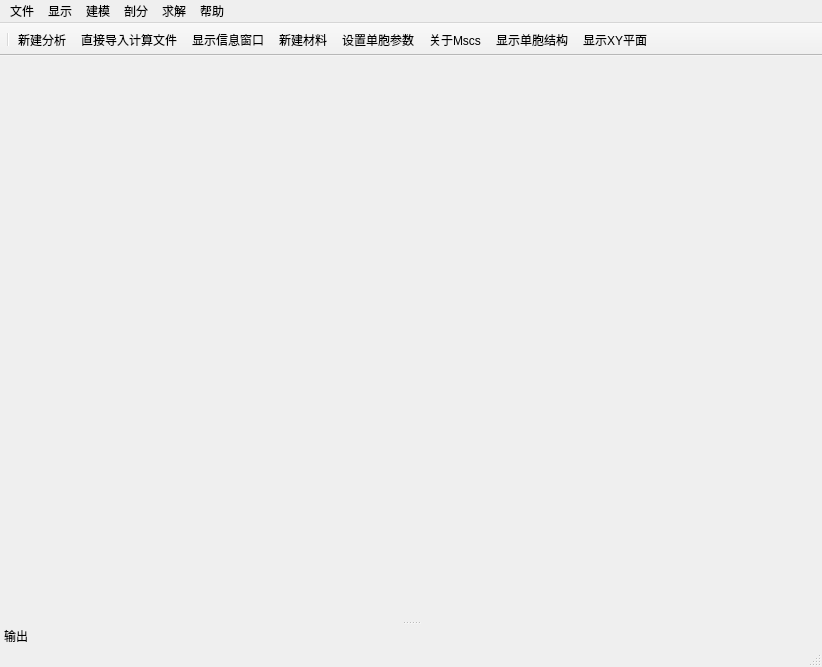
lyq105/mscs, file forms/mainwindow.ui: the form before one commit.
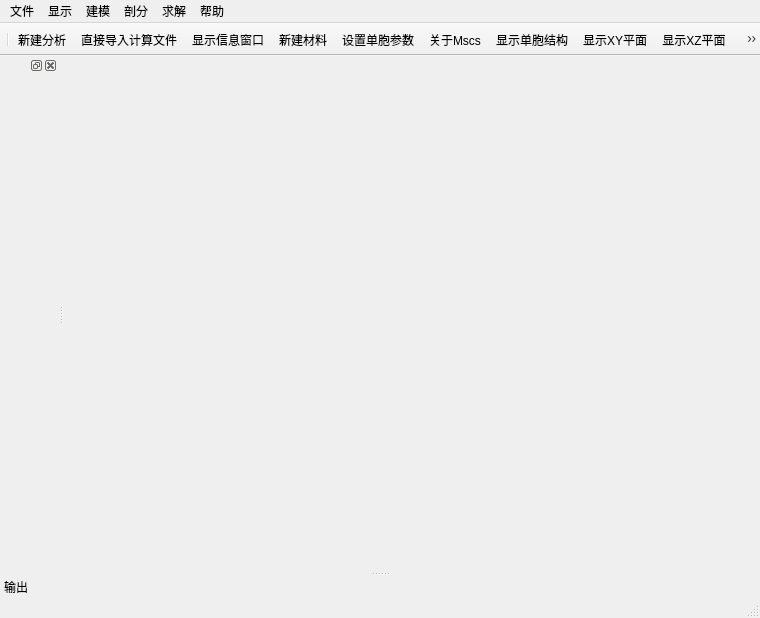
The form after the commit. Icons and pictures are not drawn.

What changed in the file:
```diff
--- a/forms/mainwindow.ui
+++ b/forms/mainwindow.ui
@@ -12,8 +12,8 @@
    <rect>
     <x>0</x>
     <y>0</y>
-    <width>822</width>
-    <height>667</height>
+    <width>760</width>
+    <height>618</height>
    </rect>
   </property>
   <property name="windowTitle">
@@ -31,7 +31,7 @@
     <rect>
      <x>0</x>
      <y>0</y>
-     <width>822</width>
+     <width>760</width>
      <height>28</height>
     </rect>
    </property>
@@ -145,6 +145,9 @@
    <addaction name="action_Mscs"/>
    <addaction name="action_show_cell"/>
    <addaction name="action_show_XY"/>
+   <addaction name="action_show_XZ"/>
+   <addaction name="action_show_YZ"/>
+   <addaction name="action_show_axes"/>
   </widget>
   <widget class="QStatusBar" name="statusBar"/>
   <widget class="QDockWidget" name="message_box">
@@ -162,6 +165,16 @@
    </attribute>
    <widget class="QWidget" name="message_contents"/>
   </widget>
+  <widget class="QDockWidget" name="sidebar">
+   <attribute name="dockWidgetArea">
+    <number>1</number>
+   </attribute>
+   <widget class="QWidget" name="dockWidgetContents">
+    <property name="enabled">
+     <bool>false</bool>
+    </property>
+   </widget>
+  </widget>
   <action name="action_Mscs">
    <property name="icon">
     <iconset resource="../resources/Mscs.qrc">
```
Left out of the diff: 14 changed lines with no effect on the pictures.
